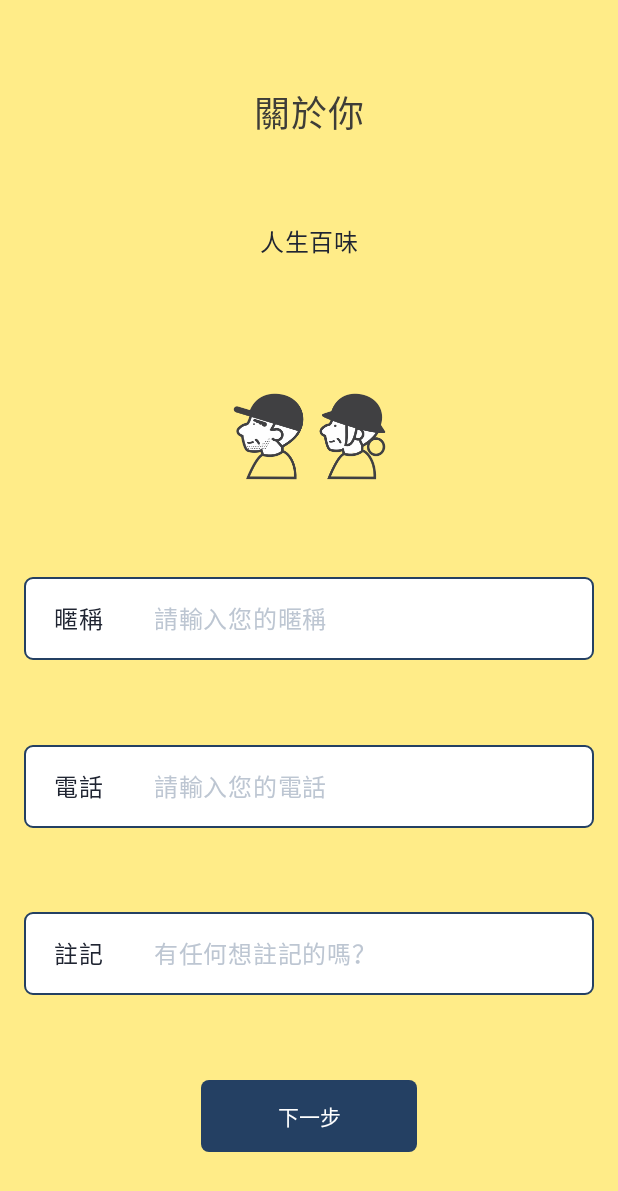
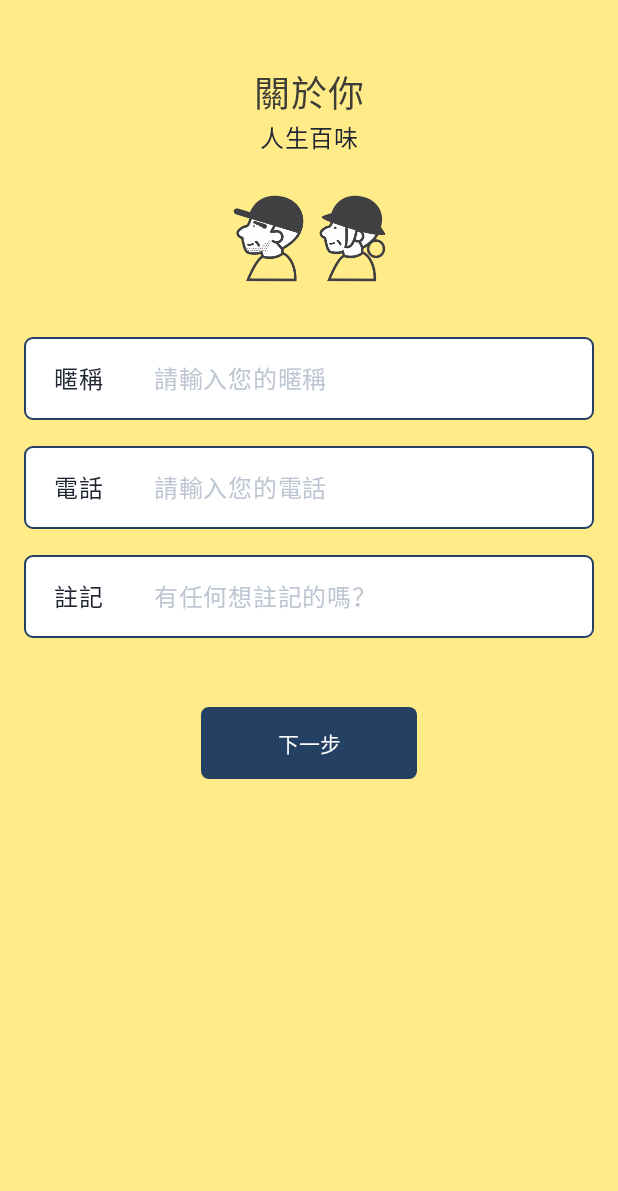
Before and after one commit to doyouaflavor/vendor-check-in-android, an Android app: the RegisterActivity screen opened directly, with no data from a screen before it, on a phone screen of 412 x 824 dp. Shown: the top 1191 px of the screen. Run offline under Robolectric (Android 15) with nearby library versions, the light colour scheme and no system bars.

Commit message:
update UI of register

```diff
--- a/app/src/main/res/layout/activity_register.xml
+++ b/app/src/main/res/layout/activity_register.xml
@@ -13,7 +13,7 @@
         android:text="關於你"
         android:textColor="@color/dark_grey"
         android:textSize="24sp"
-        app:layout_constraintBottom_toTopOf="@+id/textSubtitle"
+       android:layout_marginTop="43dp"
         app:layout_constraintEnd_toEndOf="parent"
         app:layout_constraintStart_toStartOf="parent"
         app:layout_constraintTop_toTopOf="parent" />
@@ -27,7 +27,7 @@
         android:text="人生百味"
         android:textColor="#202532"
         android:textSize="16sp"
-        app:layout_constraintBottom_toTopOf="@+id/imageHeader"
+
         app:layout_constraintEnd_toEndOf="parent"
         app:layout_constraintStart_toStartOf="parent"
         app:layout_constraintTop_toBottomOf="@+id/textTitle" />
@@ -37,6 +37,7 @@
         android:layout_width="wrap_content"
         android:layout_height="wrap_content"
         android:src="@drawable/about"
+        android:layout_marginTop="20dp"
         app:layout_constraintBottom_toTopOf="@+id/titleNickname"
         app:layout_constraintEnd_toEndOf="parent"
         app:layout_constraintStart_toStartOf="parent"
@@ -50,7 +51,7 @@
         android:layout_marginStart="16dp"
         android:hint="請輸入您的暱稱"
         android:text="暱稱"
-        app:layout_constraintBottom_toTopOf="@+id/titlePhone"
+        android:layout_marginTop="28dp"
         app:layout_constraintEnd_toEndOf="parent"
         app:layout_constraintStart_toStartOf="parent"
         app:layout_constraintTop_toBottomOf="@+id/imageHeader" />
@@ -63,7 +64,7 @@
         android:layout_marginStart="16dp"
         android:hint="請輸入您的電話"
         android:text="電話"
-        app:layout_constraintBottom_toTopOf="@+id/titleNote"
+        android:layout_marginTop="17dp"
         app:layout_constraintEnd_toEndOf="parent"
         app:layout_constraintStart_toStartOf="parent"
         app:layout_constraintTop_toBottomOf="@+id/titleNickname" />
@@ -76,7 +77,7 @@
         android:layout_marginStart="16dp"
         android:hint="有任何想註記的嗎？"
         android:text="註記"
-        app:layout_constraintBottom_toTopOf="@+id/buttonNext"
+        android:layout_marginTop="17dp"
         app:layout_constraintEnd_toEndOf="parent"
         app:layout_constraintStart_toStartOf="parent"
         app:layout_constraintTop_toBottomOf="@+id/titlePhone" />
@@ -88,8 +89,8 @@
         android:background="@drawable/back_button"
         android:enabled="false"
         android:text="下一步"
+        android:layout_marginTop="46dp"
         android:textColor="@android:color/white"
-        app:layout_constraintBottom_toBottomOf="parent"
         app:layout_constraintEnd_toEndOf="parent"
         app:layout_constraintStart_toStartOf="parent"
         app:layout_constraintTop_toBottomOf="@+id/titleNote" />
```
